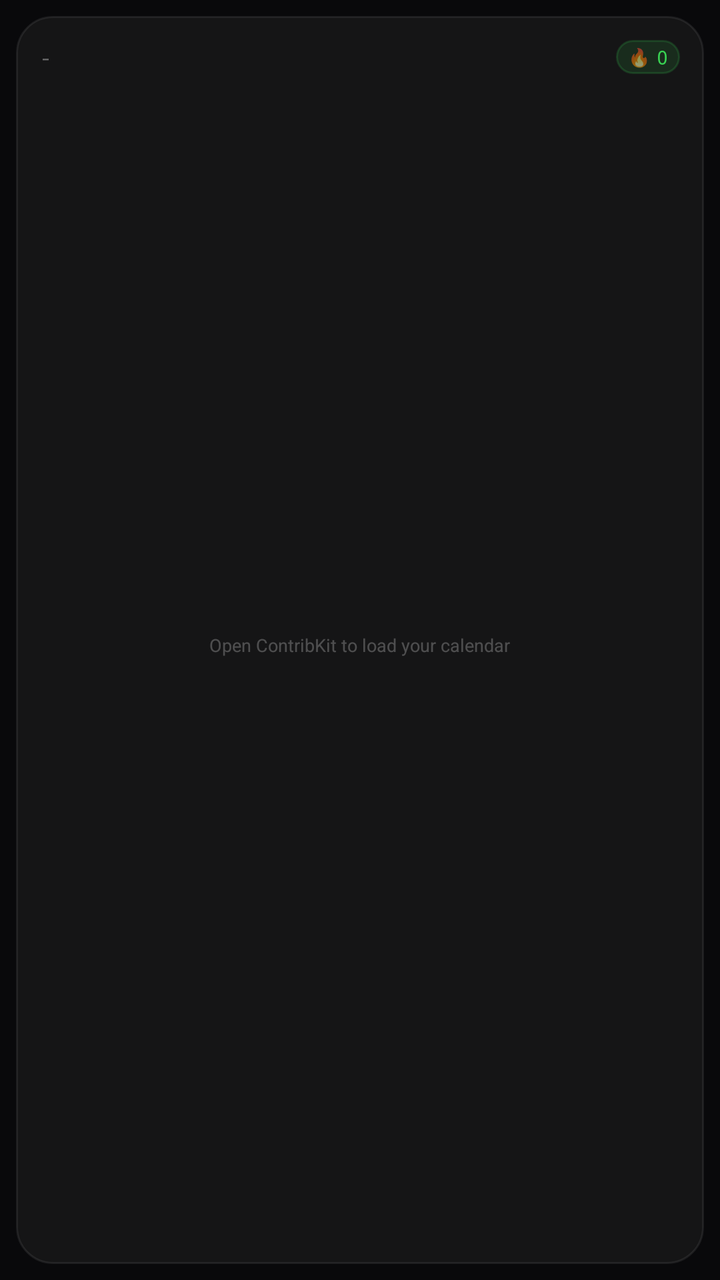
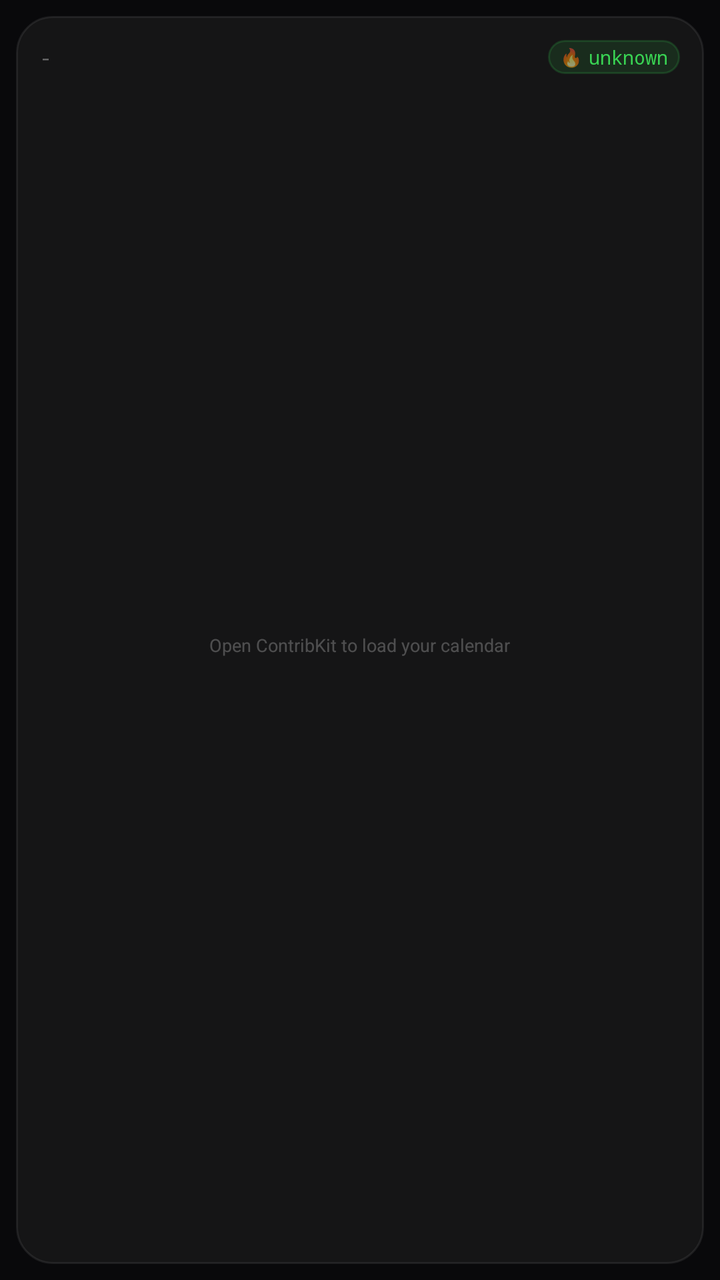

Before-and-after screenshots of an Android layout around one commit, followed by the original layout XML and the change that was made.
<!-- AndroidManifest.xml: fallback theme Theme.MaterialComponents.DayNight.NoActionBar -->
<!-- res/layout/contribkit_widget.xml -->
<?xml version="1.0" encoding="utf-8"?>
<FrameLayout xmlns:android="http://schemas.android.com/apk/res/android"
    android:id="@+id/widget_root"
    android:layout_width="match_parent"
    android:layout_height="match_parent"
    android:background="#09090B"
    android:padding="8dp">

    <LinearLayout
        android:layout_width="match_parent"
        android:layout_height="match_parent"
        android:background="@drawable/widget_card_bg"
        android:orientation="vertical"
        android:padding="12dp">

        
        <LinearLayout
            android:layout_width="match_parent"
            android:layout_height="wrap_content"
            android:orientation="horizontal"
            android:gravity="center_vertical">

            <TextView
                android:id="@+id/widget_username"
                android:layout_width="0dp"
                android:layout_height="wrap_content"
                android:layout_weight="1"
                android:text="-"
                android:textColor="#59FFFFFF"
                android:textSize="9.5sp"
                android:fontFamily="monospace" />

            <LinearLayout
                android:id="@+id/widget_streak_badge"
                android:layout_width="wrap_content"
                android:layout_height="wrap_content"
                android:background="@drawable/widget_streak_badge_bg"
                android:orientation="horizontal"
                android:gravity="center_vertical"
                android:paddingStart="6dp"
                android:paddingEnd="6dp"
                android:paddingTop="2dp"
                android:paddingBottom="2dp">

                <TextView
                    android:layout_width="wrap_content"
                    android:layout_height="wrap_content"
                    android:text="🔥"
                    android:textSize="9sp" />

                <TextView
                    android:id="@+id/widget_streak_count"
                    android:layout_width="wrap_content"
                    android:layout_height="wrap_content"
                    android:text="0"
                    android:textColor="#39D353"
                    android:textSize="9.5sp"
                    android:fontFamily="monospace"
                    android:layout_marginStart="3dp" />

            </LinearLayout>
        </LinearLayout>

        
        <FrameLayout
            android:layout_width="match_parent"
            android:layout_height="0dp"
            android:layout_weight="1"
            android:layout_marginTop="7dp">

            <ImageView
                android:id="@+id/widget_image"
                android:layout_width="match_parent"
                android:layout_height="match_parent"
                android:scaleType="fitStart"
                android:visibility="gone" />

            <TextView
                android:id="@+id/widget_placeholder"
                android:layout_width="wrap_content"
                android:layout_height="wrap_content"
                android:layout_gravity="center"
                android:text="Open ContribKit to load your calendar"
                android:textColor="#3FFFFFFF"
                android:textSize="9sp"
                android:gravity="center" />

        </FrameLayout>

        
        <TextView
            android:id="@+id/widget_contributions"
            android:layout_width="match_parent"
            android:layout_height="wrap_content"
            android:layout_marginTop="7dp"
            android:text=""
            android:textColor="#40FFFFFF"
            android:textSize="8.5sp"
            android:fontFamily="monospace" />

    </LinearLayout>
</FrameLayout>
<!-- resources referenced by this layout -->
<resources>
  <!-- drawable widget_card_bg (drawable) -->
  <?xml version="1.0" encoding="utf-8"?>
  <shape xmlns:android="http://schemas.android.com/apk/res/android">
      <solid android:color="#0CFFFFFF" />
      <stroke android:width="1dp" android:color="#14FFFFFF" />
      <corners android:radius="18dp" />
  </shape>
  <!-- drawable widget_streak_badge_bg (drawable) -->
  <?xml version="1.0" encoding="utf-8"?>
  <shape xmlns:android="http://schemas.android.com/apk/res/android">
      <solid android:color="#1E39D353" />
      <stroke android:width="1dp" android:color="#2E39D353" />
      <corners android:radius="999dp" />
  </shape>
</resources>

<!-- the commit's change to res/layout/contribkit_widget.xml (unified diff, before → after) -->
@@ -52,7 +52,7 @@
                     android:id="@+id/widget_streak_count"
                     android:layout_width="wrap_content"
                     android:layout_height="wrap_content"
-                    android:text="0"
+                    android:text="@string/widget_unknown_figure"
                     android:textColor="#39D353"
                     android:textSize="9.5sp"
                     android:fontFamily="monospace"
<!-- resource entries referenced after the edit -->
@@ -14,5 +14,6 @@
       <stroke android:width="1dp" android:color="#2E39D353" />
       <corners android:radius="999dp" />
   </shape>
+  <string name="widget_unknown_figure">unknown</string>
 </resources>
 
